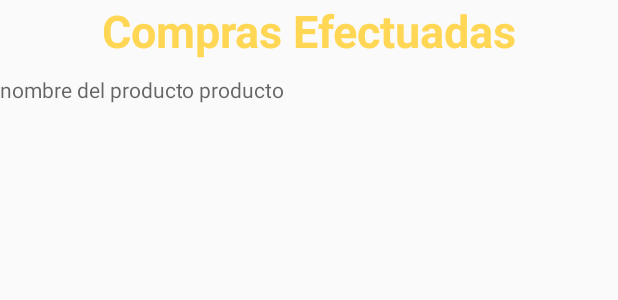
After one commit to abanty/Exa02PDMAbantoJesus, an Android app: the layout activity_buys.xml on its own in the app's theme, with its tools: preview values and no code run, on a phone screen of 412 x 824 dp. The commit adds this screen. Shown: the top 300 px of the screen. Run offline under Robolectric (Android 15) with nearby library versions, the phone set to English and light mode, and no system bars.

Commit message:
9st Change

```diff
--- a/app/src/main/java/edu/upeu/exa02_pdm_abantojesus/Views/ListarActivity.java
+++ b/app/src/main/java/edu/upeu/exa02_pdm_abantojesus/Views/ListarActivity.java
@@ -4,6 +4,7 @@ import android.os.Bundle;
 import android.support.v7.app.AppCompatActivity;
 import android.support.v7.widget.LinearLayoutManager;
 import android.support.v7.widget.RecyclerView;
+import android.widget.Button;
 
 import com.google.firebase.database.DataSnapshot;
 import com.google.firebase.database.DatabaseError;
@@ -20,6 +21,7 @@ import edu.upeu.exa02_pdm_abantojesus.R;
 
 public class ListarActivity extends AppCompatActivity {
 
+    private Button comprarpro;
     private RecyclerView rv;
     List<Producto> productos;
     Adapter adapter;
@@ -31,6 +33,8 @@ public class ListarActivity extends AppCompatActivity {
         rv = (RecyclerView) findViewById(R.id.recycler);
 
         rv.setLayoutManager(new LinearLayoutManager(this));
+        comprarpro = (Button) findViewById(R.id.dobuy);
+
 
         productos = new ArrayList<>();
 
--- a/app/src/main/res/layout-v21/vistalista.xml
+++ b/app/src/main/res/layout-v21/vistalista.xml
@@ -117,6 +117,7 @@
         </RelativeLayout>
 
         <Button
+            android:id="@+id/dobuy"
             style="@style/Widget.AppCompat.Button.Colored"
             android:layout_width="200dp"
             android:layout_height="wrap_content"
--- /dev/null
+++ b/app/src/main/res/layout/activity_buys.xml
@@ -0,0 +1,43 @@
+<?xml version="1.0" encoding="utf-8"?>
+<android.support.design.widget.CoordinatorLayout
+    xmlns:android="http://schemas.android.com/apk/res/android"
+    xmlns:app="http://schemas.android.com/apk/res-auto"
+    xmlns:tools="http://schemas.android.com/tools"
+    android:layout_width="match_parent"
+    android:layout_height="match_parent"
+    tools:context="edu.upeu.exa02_pdm_abantojesus.Views.BuysActivity">
+
+
+
+    <TextView
+        android:layout_width="match_parent"
+        android:layout_height="wrap_content"
+        android:text="Compras Efectuadas"
+        android:textSize="30dp"
+        android:gravity="center"
+        android:textStyle="bold"
+        android:textColor="@color/colorPrimary"
+        android:shadowColor="@color/cardview_dark_background"
+        />
+
+    <RelativeLayout
+        android:layout_width="match_parent"
+        android:layout_height="519dp"
+        android:layout_marginTop="50dp"
+        tools:layout_editor_absoluteY="48dp">
+
+        <TextView
+            android:id="@+id/textnamepro"
+            android:layout_width="match_parent"
+            android:layout_height="wrap_content"
+            android:hint="nombre del producto producto" />
+
+
+    </RelativeLayout>
+
+
+
+
+
+
+</android.support.design.widget.CoordinatorLayout>
```
Also changed, not shown: app/src/main/AndroidManifest.xml (+9 -7 lines), app/src/main/java/edu/upeu/exa02_pdm_abantojesus/Interfaces/Objetos/Adapter.java (+34 -2 lines), app/src/main/java/edu/upeu/exa02_pdm_abantojesus/Views/BuysActivity.java (added, +21 -0 lines), app/src/main/java/edu/upeu/exa02_pdm_abantojesus/Views/halfActivity.java (+8 -0 lines).
